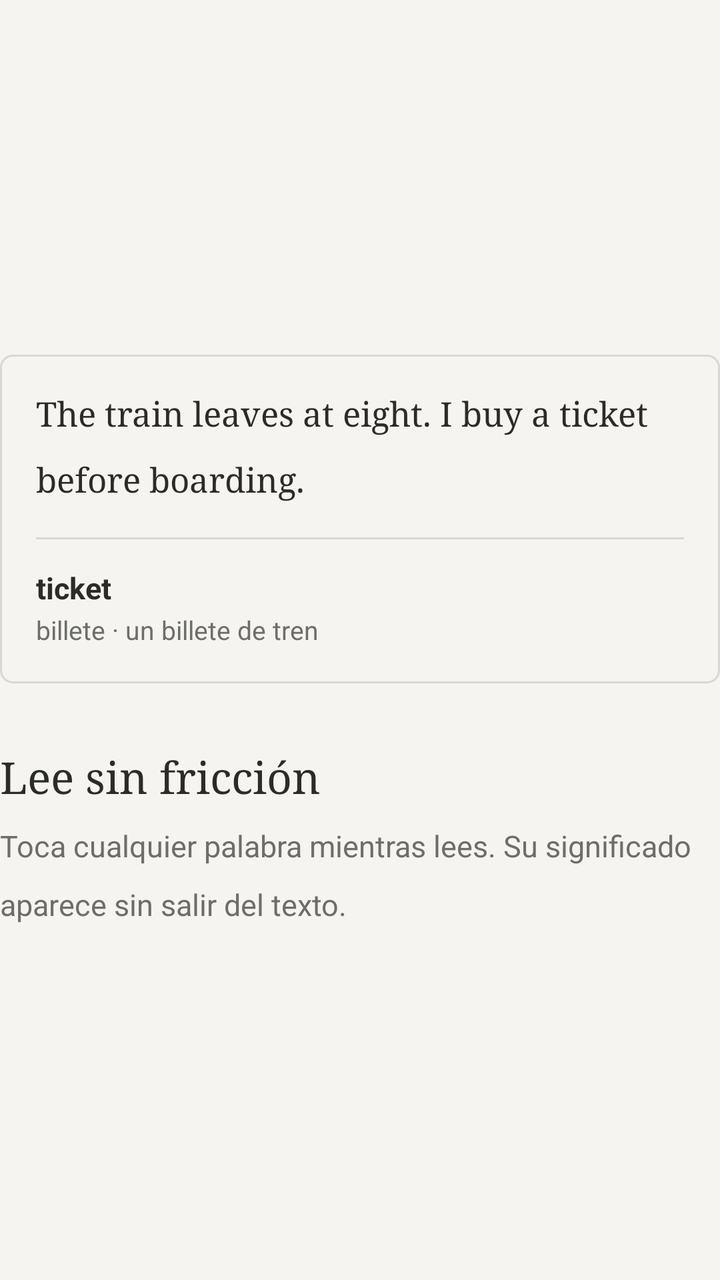
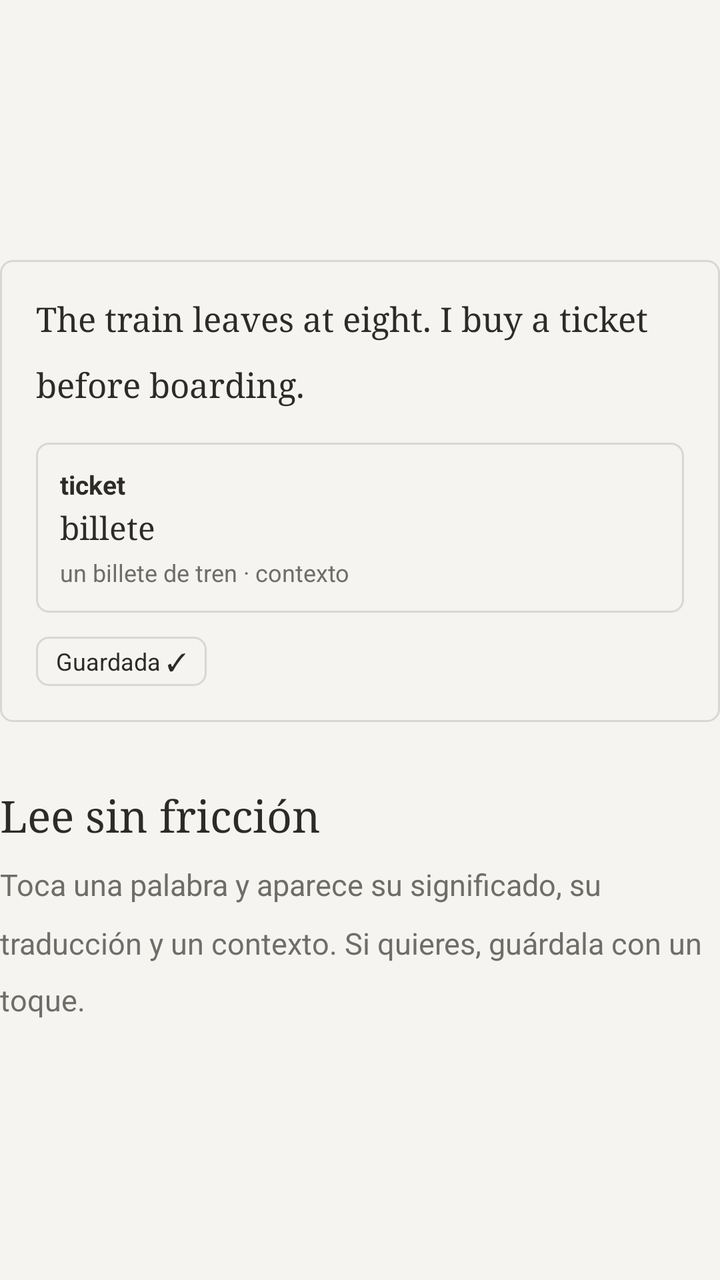

Screens rendered from an Android XML layout before and after an edit, with the pre-edit source and the edit as a unified diff.
<!-- AndroidManifest.xml: application theme Theme.Leelo -->
<!-- res/layout/onboarding_page_read.xml -->
<?xml version="1.0" encoding="utf-8"?>
<LinearLayout xmlns:android="http://schemas.android.com/apk/res/android"
    android:layout_width="match_parent"
    android:layout_height="match_parent"
    android:gravity="center_vertical"
    android:orientation="vertical">

    <LinearLayout
        android:id="@+id/pageVisual"
        android:layout_width="match_parent"
        android:layout_height="wrap_content"
        android:background="@drawable/bg_word_dialog"
        android:orientation="vertical"
        android:padding="18dp">

        <TextView
            android:layout_width="match_parent"
            android:layout_height="wrap_content"
            android:fontFamily="serif"
            android:lineSpacingMultiplier="1.6"
            android:text="The train leaves at eight. I buy a ticket before boarding."
            android:textColor="?attr/colorOnSurface"
            android:textSize="17sp" />

        <View
            android:layout_width="match_parent"
            android:layout_height="1dp"
            android:layout_marginTop="18dp"
            android:background="?attr/colorOutline" />

        <TextView
            android:layout_width="wrap_content"
            android:layout_height="wrap_content"
            android:layout_marginTop="14dp"
            android:text="ticket"
            android:textColor="?attr/colorOnSurface"
            android:textSize="15sp"
            android:textStyle="bold" />

        <TextView
            android:layout_width="match_parent"
            android:layout_height="wrap_content"
            android:layout_marginTop="2dp"
            android:text="billete · un billete de tren"
            android:textColor="?attr/colorOnSurfaceVariant"
            android:textSize="13sp" />
    </LinearLayout>

    <TextView
        android:layout_width="wrap_content"
        android:layout_height="wrap_content"
        android:layout_marginTop="32dp"
        android:fontFamily="serif"
        android:text="Lee sin fricción"
        android:textColor="?attr/colorOnSurface"
        android:textSize="22sp" />

    <TextView
        android:layout_width="match_parent"
        android:layout_height="wrap_content"
        android:layout_marginTop="10dp"
        android:lineSpacingMultiplier="1.6"
        android:text="Toca cualquier palabra mientras lees. Su significado aparece sin salir del texto."
        android:textColor="?attr/colorOnSurfaceVariant"
        android:textSize="15sp" />

</LinearLayout>
<!-- resources referenced by this layout -->
<resources>
  <!-- drawable bg_word_dialog (drawable) -->
  <?xml version="1.0" encoding="utf-8"?>
  <shape xmlns:android="http://schemas.android.com/apk/res/android"
      android:shape="rectangle">
      <solid android:color="?attr/colorSurface" />
      <corners android:radius="6dp" />
      <stroke
          android:width="1dp"
          android:color="?attr/colorOutline" />
      <padding 
          android:left="8dp"
          android:top="8dp"
          android:right="8dp"
          android:bottom="8dp" />
  </shape>
  <style name="Theme.Leelo" parent="Base.Theme.Leelo" />
  <style name="Base.Theme.Leelo" parent="Theme.Material3.DayNight.NoActionBar">
          <item name="colorPrimary">@color/accent</item>
          <item name="colorOnPrimary">@color/accent_on</item>
          <item name="colorSecondary">@color/accent</item>
          <item name="colorOnSecondary">@color/accent_on</item>
  
          <item name="android:colorBackground">@color/paper</item>
          <item name="colorOnBackground">@color/ink</item>
          <item name="colorSurface">@color/paper</item>
          <item name="colorOnSurface">@color/ink</item>
          <item name="colorSurfaceVariant">@color/paper</item>
          <item name="colorOnSurfaceVariant">@color/ink_muted</item>
          <item name="colorOutline">@color/line</item>
          <item name="colorOutlineVariant">@color/line</item>
          <item name="colorPrimaryContainer">@color/paper</item>
          <item name="colorSecondaryContainer">@color/paper</item>
  
          <item name="android:statusBarColor">@color/paper</item>
          <item name="android:windowLightStatusBar" tools:targetApi="m">true</item>
          <item name="android:navigationBarColor">@color/paper</item>
          <item name="android:windowBackground">@color/paper</item>
  
          <item name="android:fontFamily">sans-serif</item>
      </style>
  <color name="accent">#FF63635F</color>
  <color name="accent_on">#FFF5F4F1</color>
  <color name="paper">#FFF5F4F1</color>
  <color name="ink">#FF2B2B28</color>
  <color name="ink_muted">#FF6E6E69</color>
  <color name="line">#FFD8D7D2</color>
</resources>

<!-- the commit's change to res/layout/onboarding_page_read.xml (unified diff, before → after) -->
@@ -14,6 +14,7 @@
         android:padding="18dp">
 
         <TextView
+            android:id="@+id/demoSentence"
             android:layout_width="match_parent"
             android:layout_height="wrap_content"
             android:fontFamily="serif"
@@ -22,31 +23,58 @@
             android:textColor="?attr/colorOnSurface"
             android:textSize="17sp" />
 
-        <View
+        <LinearLayout
+            android:id="@+id/demoPopup"
             android:layout_width="match_parent"
-            android:layout_height="1dp"
+            android:layout_height="wrap_content"
             android:layout_marginTop="18dp"
-            android:background="?attr/colorOutline" />
+            android:background="@drawable/bg_word_dialog"
+            android:orientation="vertical"
+            android:padding="12dp">
+
+            <TextView
+                android:layout_width="wrap_content"
+                android:layout_height="wrap_content"
+                android:text="ticket"
+                android:textColor="?attr/colorOnSurface"
+                android:textSize="13sp"
+                android:textStyle="bold" />
+
+            <TextView
+                android:layout_width="match_parent"
+                android:layout_height="wrap_content"
+                android:layout_marginTop="2dp"
+                android:fontFamily="serif"
+                android:text="billete"
+                android:textColor="?attr/colorOnSurface"
+                android:textSize="16sp" />
+
+            <TextView
+                android:layout_width="match_parent"
+                android:layout_height="wrap_content"
+                android:layout_marginTop="4dp"
+                android:text="un billete de tren · contexto"
+                android:textColor="?attr/colorOnSurfaceVariant"
+                android:textSize="12sp" />
+        </LinearLayout>
 
         <TextView
+            android:id="@+id/demoSavedChip"
             android:layout_width="wrap_content"
             android:layout_height="wrap_content"
-            android:layout_marginTop="14dp"
-            android:text="ticket"
+            android:layout_marginTop="12dp"
+            android:background="@drawable/bg_state_chip"
+            android:paddingStart="10dp"
+            android:paddingTop="4dp"
+            android:paddingEnd="10dp"
+            android:paddingBottom="4dp"
+            android:text="Guardada ✓"
             android:textColor="?attr/colorOnSurface"
-            android:textSize="15sp"
-            android:textStyle="bold" />
-
-        <TextView
-            android:layout_width="match_parent"
-            android:layout_height="wrap_content"
-            android:layout_marginTop="2dp"
-            android:text="billete · un billete de tren"
-            android:textColor="?attr/colorOnSurfaceVariant"
-            android:textSize="13sp" />
+            android:textSize="12sp" />
     </LinearLayout>
 
     <TextView
+        android:id="@+id/pageTitle"
         android:layout_width="wrap_content"
         android:layout_height="wrap_content"
         android:layout_marginTop="32dp"
@@ -56,11 +84,12 @@
         android:textSize="22sp" />
 
     <TextView
+        android:id="@+id/pageBody"
         android:layout_width="match_parent"
         android:layout_height="wrap_content"
         android:layout_marginTop="10dp"
         android:lineSpacingMultiplier="1.6"
-        android:text="Toca cualquier palabra mientras lees. Su significado aparece sin salir del texto."
+        android:text="Toca una palabra y aparece su significado, su traducción y un contexto. Si quieres, guárdala con un toque."
         android:textColor="?attr/colorOnSurfaceVariant"
         android:textSize="15sp" />
 
<!-- resource entries referenced after the edit -->
@@ -1,5 +1,15 @@
 <!-- resources referenced by this layout -->
 <resources>
+  <!-- drawable bg_state_chip (drawable) -->
+  <?xml version="1.0" encoding="utf-8"?>
+  <shape xmlns:android="http://schemas.android.com/apk/res/android"
+      android:shape="rectangle">
+      <corners android:radius="6dp" />
+      <solid android:color="@android:color/transparent" />
+      <stroke
+          android:width="1dp"
+          android:color="@color/line" />
+  </shape>
   <!-- drawable bg_word_dialog (drawable) -->
   <?xml version="1.0" encoding="utf-8"?>
   <shape xmlns:android="http://schemas.android.com/apk/res/android"
